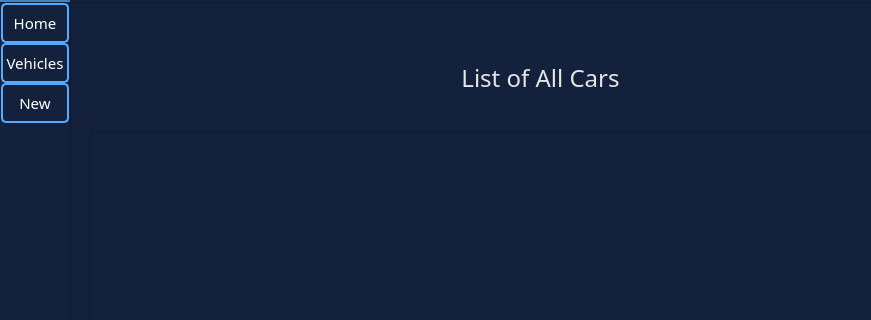
The window that ui/ui_main.ui (aaron-dudue99/license-plate-recognition) describes before a commit, drawn with Qt 5; both pictures show x 0 to 871 and y 0 to 320 of the 1000 by 500 pixel window.
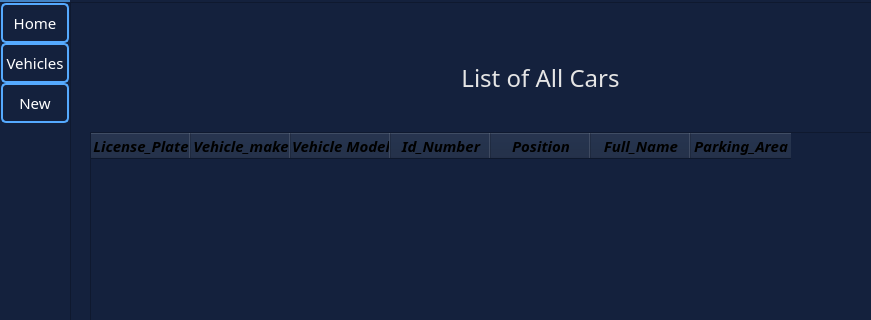
The same window after the commit. The open tabs and pages were chosen to show the change.

Diff of the .ui file:
```diff
--- a/ui/ui_main.ui
+++ b/ui/ui_main.ui
@@ -518,6 +518,107 @@
                 <height>281</height>
                </rect>
               </property>
+              <property name="styleSheet">
+               <string notr="true"/>
+              </property>
+              <column>
+               <property name="text">
+                <string>License_Plate</string>
+               </property>
+               <property name="font">
+                <font>
+                 <family>EB Garamond SemiBold Italic</family>
+                 <pointsize>11</pointsize>
+                 <weight>75</weight>
+                 <italic>true</italic>
+                 <bold>true</bold>
+                </font>
+               </property>
+              </column>
+              <column>
+               <property name="text">
+                <string>Vehicle_make</string>
+               </property>
+               <property name="font">
+                <font>
+                 <family>EB Garamond SemiBold Italic</family>
+                 <pointsize>11</pointsize>
+                 <weight>75</weight>
+                 <italic>true</italic>
+                 <bold>true</bold>
+                </font>
+               </property>
+              </column>
+              <column>
+               <property name="text">
+                <string>Vehicle Model</string>
+               </property>
+               <property name="font">
+                <font>
+                 <family>EB Garamond SemiBold Italic</family>
+                 <pointsize>11</pointsize>
+                 <weight>75</weight>
+                 <italic>true</italic>
+                 <bold>true</bold>
+                </font>
+               </property>
+              </column>
+              <column>
+               <property name="text">
+                <string>Id_Number</string>
+               </property>
+               <property name="font">
+                <font>
+                 <family>EB Garamond SemiBold Italic</family>
+                 <pointsize>11</pointsize>
+                 <weight>75</weight>
+                 <italic>true</italic>
+                 <bold>true</bold>
+                </font>
+               </property>
+              </column>
+              <column>
+               <property name="text">
+                <string>Position</string>
+               </property>
+               <property name="font">
+                <font>
+                 <family>EB Garamond SemiBold Italic</family>
+                 <pointsize>11</pointsize>
+                 <weight>75</weight>
+                 <italic>true</italic>
+                 <bold>true</bold>
+                </font>
+               </property>
+              </column>
+              <column>
+               <property name="text">
+                <string>Full_Name</string>
+               </property>
+               <property name="font">
+                <font>
+                 <family>EB Garamond SemiBold Italic</family>
+                 <pointsize>11</pointsize>
+                 <weight>75</weight>
+                 <italic>true</italic>
+                 <bold>true</bold>
+                </font>
+               </property>
+              </column>
+              <column>
+               <property name="text">
+                <string>Parking_Area</string>
+               </property>
+               <property name="font">
+                <font>
+                 <family>EB Garamond SemiBold Italic</family>
+                 <pointsize>11</pointsize>
+                 <weight>75</weight>
+                 <italic>true</italic>
+                 <bold>true</bold>
+                </font>
+               </property>
+              </column>
              </widget>
              <widget class="QPushButton" name="btnView">
               <property name="geometry">
```
